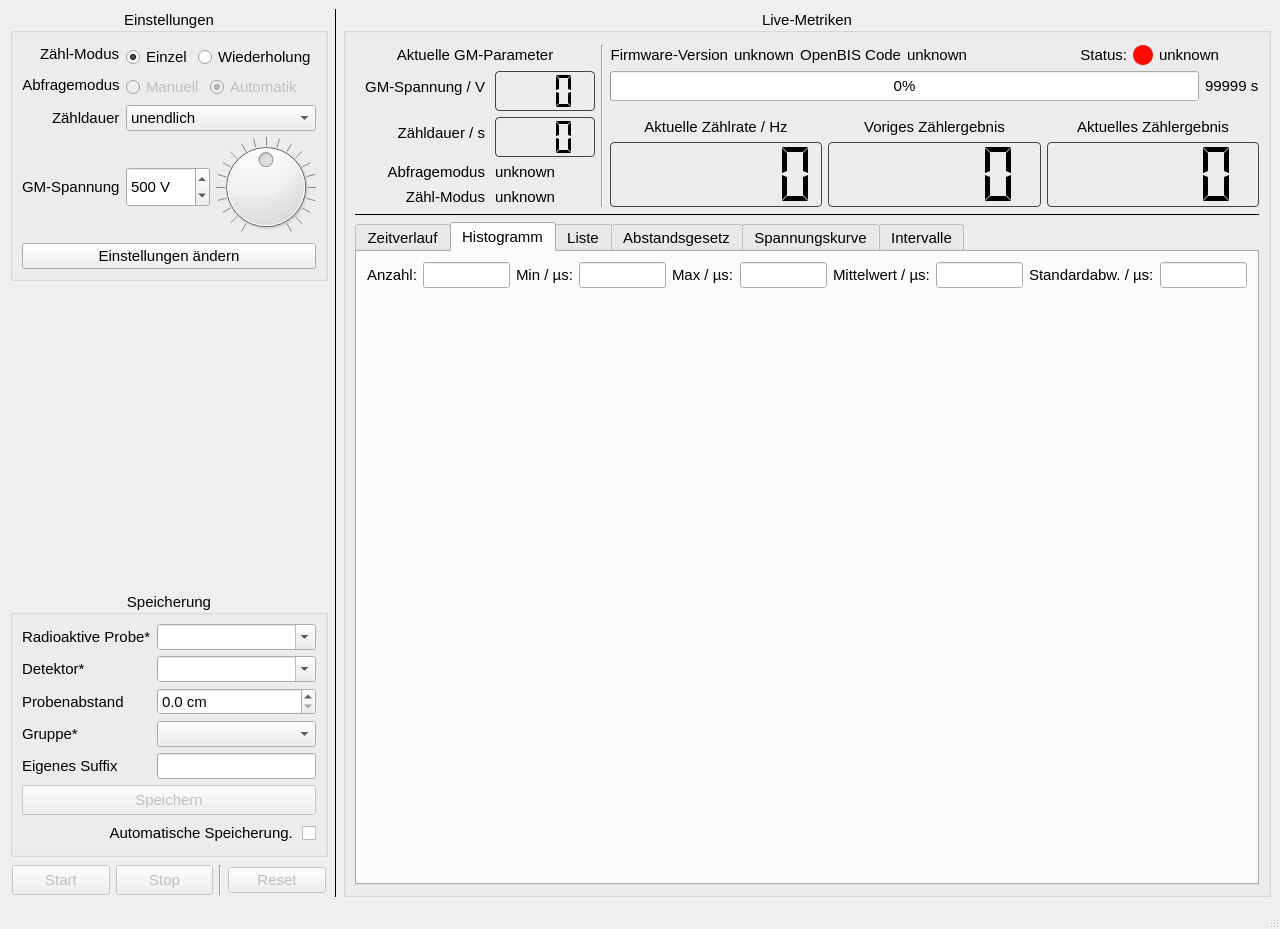
This is gmcounter/pyqt/mainwindow.ui in cckssr/gmcounter as Qt 5 draws it before an edit. The edited form follows.
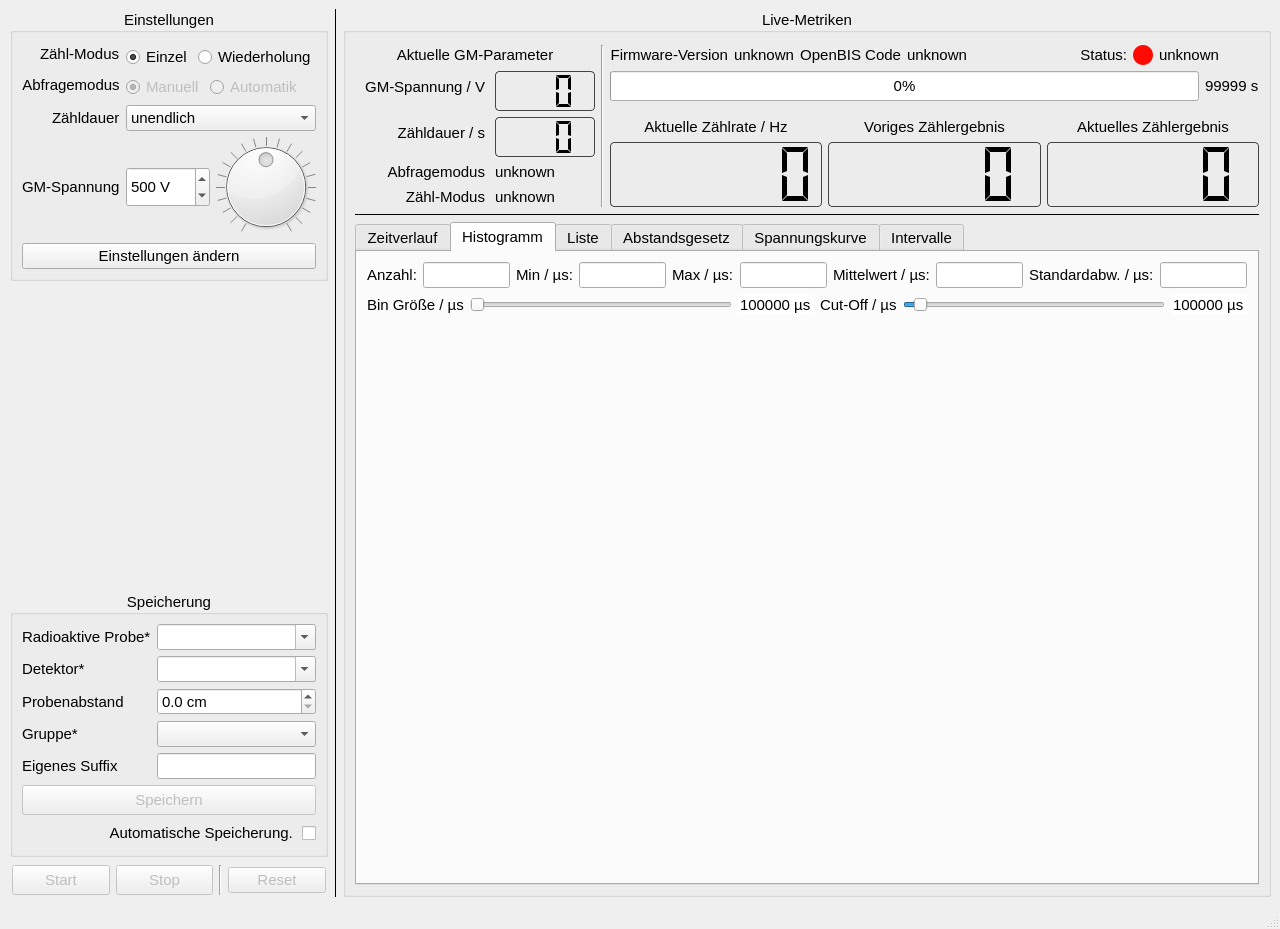
This is the edited form. The open tabs and pages were chosen to show the change.

What changed in the file:
```diff
--- a/gmcounter/pyqt/mainwindow.ui
+++ b/gmcounter/pyqt/mainwindow.ui
@@ -209,7 +209,7 @@
               <string>Manuell</string>
              </property>
              <property name="checked">
-              <bool>false</bool>
+              <bool>true</bool>
              </property>
              <attribute name="buttonGroup">
               <string notr="true">groupQMode</string>
@@ -236,7 +236,7 @@
               <string>Automatik</string>
              </property>
              <property name="checked">
-              <bool>true</bool>
+              <bool>false</bool>
              </property>
              <attribute name="buttonGroup">
               <string notr="true">groupQMode</string>
@@ -1249,7 +1249,7 @@
             <attribute name="title">
              <string>Histogramm</string>
             </attribute>
-            <layout class="QGridLayout" name="gridLayout_4" rowstretch="0,1">
+            <layout class="QGridLayout" name="gridLayout_4" rowstretch="0,0,1">
              <property name="leftMargin">
               <number>10</number>
              </property>
@@ -1262,9 +1262,6 @@
              <property name="bottomMargin">
               <number>5</number>
              </property>
-             <item row="1" column="0">
-              <widget class="QWidget" name="histWidget" native="true"/>
-             </item>
              <item row="0" column="0">
               <layout class="QHBoxLayout" name="horizontalLayout_6">
                <item>
@@ -1369,6 +1366,154 @@
                </item>
               </layout>
              </item>
+             <item row="2" column="0">
+              <widget class="QWidget" name="histWidget" native="true"/>
+             </item>
+             <item row="1" column="0">
+              <layout class="QHBoxLayout" name="horizontalLayout_7">
+               <property name="bottomMargin">
+                <number>0</number>
+               </property>
+               <item>
+                <widget class="QLabel" name="label_22">
+                 <property name="text">
+                  <string>Bin Größe / µs</string>
+                 </property>
+                </widget>
+               </item>
+               <item>
+                <widget class="QSlider" name="sldBinSize">
+                 <property name="minimum">
+                  <number>100</number>
+                 </property>
+                 <property name="maximum">
+                  <number>100000</number>
+                 </property>
+                 <property name="singleStep">
+                  <number>50</number>
+                 </property>
+                 <property name="orientation">
+                  <enum>Qt::Orientation::Horizontal</enum>
+                 </property>
+                 <property name="tickPosition">
+                  <enum>QSlider::TickPosition::NoTicks</enum>
+                 </property>
+                </widget>
+               </item>
+               <item>
+                <widget class="QSpinBox" name="spinBox">
+                 <property name="sizePolicy">
+                  <sizepolicy hsizetype="Fixed" vsizetype="Fixed">
+                   <horstretch>0</horstretch>
+                   <verstretch>0</verstretch>
+                  </sizepolicy>
+                 </property>
+                 <property name="minimumSize">
+                  <size>
+                   <width>70</width>
+                   <height>0</height>
+                  </size>
+                 </property>
+                 <property name="frame">
+                  <bool>false</bool>
+                 </property>
+                 <property name="readOnly">
+                  <bool>true</bool>
+                 </property>
+                 <property name="buttonSymbols">
+                  <enum>QAbstractSpinBox::ButtonSymbols::NoButtons</enum>
+                 </property>
+                 <property name="suffix">
+                  <string> µs</string>
+                 </property>
+                 <property name="minimum">
+                  <number>100</number>
+                 </property>
+                 <property name="maximum">
+                  <number>100000</number>
+                 </property>
+                 <property name="singleStep">
+                  <number>50</number>
+                 </property>
+                 <property name="value">
+                  <number>100000</number>
+                 </property>
+                </widget>
+               </item>
+               <item>
+                <widget class="QLabel" name="label_23">
+                 <property name="text">
+                  <string>Cut-Off / µs</string>
+                 </property>
+                </widget>
+               </item>
+               <item>
+                <widget class="QSlider" name="sldBinCutOff">
+                 <property name="toolTip">
+                  <string>Obere Grenze ab welcher Daten nicht mehr im Diagramm angezeigt werden sollen</string>
+                 </property>
+                 <property name="minimum">
+                  <number>1000</number>
+                 </property>
+                 <property name="maximum">
+                  <number>100000</number>
+                 </property>
+                 <property name="singleStep">
+                  <number>100</number>
+                 </property>
+                 <property name="value">
+                  <number>5000</number>
+                 </property>
+                 <property name="orientation">
+                  <enum>Qt::Orientation::Horizontal</enum>
+                 </property>
+                 <property name="tickPosition">
+                  <enum>QSlider::TickPosition::NoTicks</enum>
+                 </property>
+                </widget>
+               </item>
+               <item>
+                <widget class="QSpinBox" name="spinBox_2">
+                 <property name="sizePolicy">
+                  <sizepolicy hsizetype="Fixed" vsizetype="Fixed">
+                   <horstretch>0</horstretch>
+                   <verstretch>0</verstretch>
+                  </sizepolicy>
+                 </property>
+                 <property name="minimumSize">
+                  <size>
+                   <width>70</width>
+                   <height>0</height>
+                  </size>
+                 </property>
+                 <property name="frame">
+                  <bool>false</bool>
+                 </property>
+                 <property name="readOnly">
+                  <bool>true</bool>
+                 </property>
+                 <property name="buttonSymbols">
+                  <enum>QAbstractSpinBox::ButtonSymbols::NoButtons</enum>
+                 </property>
+                 <property name="suffix">
+                  <string> µs</string>
+                 </property>
+                 <property name="minimum">
+                  <number>100</number>
+                 </property>
+                 <property name="maximum">
+                  <number>100000</number>
+                 </property>
+                 <property name="singleStep">
+                  <number>50</number>
+                 </property>
+                 <property name="value">
+                  <number>100000</number>
+                 </property>
+                </widget>
+               </item>
+              </layout>
+             </item>
             </layout>
            </widget>
            <widget class="QWidget" name="list">
```
Left out of the diff: 52 changed lines with no effect on the pictures.
